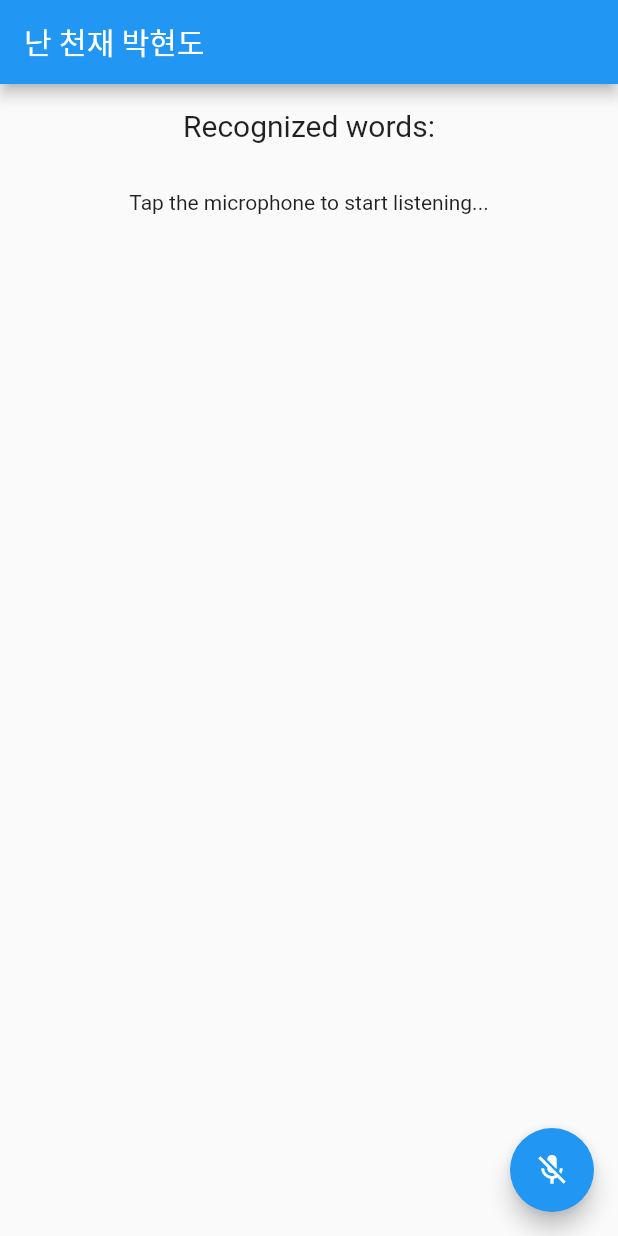
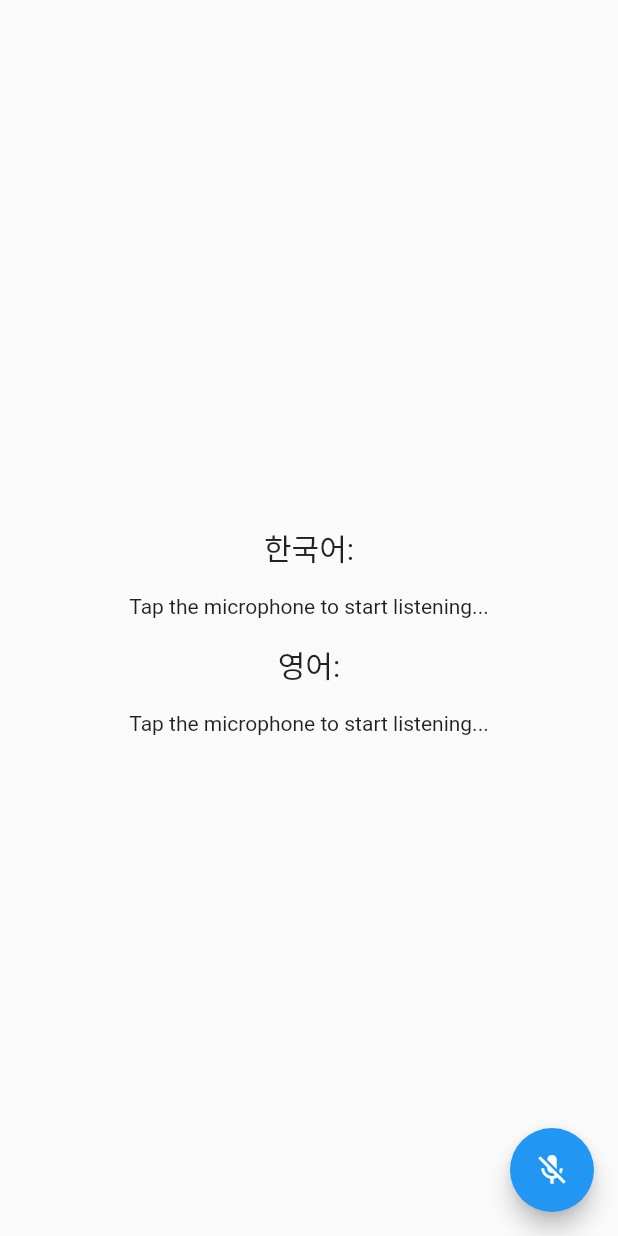
Before and after one commit to GPark8343/translation_app1, a Flutter app: the screen it shows after launch, on a phone screen of 412 x 824 dp. Run offline on Flutter 3.47's test engine with Material 2 defaults, Android fonts, the phone set to English and light mode, and no system bars; our stand-ins replace speech_to_text; missing offline and left inert: translator.

Commit message:
second commit

```diff
--- a/lib/main.dart
+++ b/lib/main.dart
@@ -224,6 +224,8 @@ class _MyHomePageState extends State<MyHomePage> {
   bool _speechAvailable = false;
   String _lastWords = '';
   String _currentWords = '';
+  String _lastWords2 = '';
+  String _currentWords2 = '';
 
   @override
   void initState() {
@@ -232,7 +234,18 @@ class _MyHomePageState extends State<MyHomePage> {
   }
 
   void errorListener(SpeechRecognitionError error) {
+    setState(() {});
+    _startListening();
     debugPrint(error.errorMsg.toString());
+    // showDialog(
+    //     context: context,
+    //     builder: (_) {
+    //       return AlertDialog(
+    //         content: SingleChildScrollView(
+    //           child: Column(children: [Text('에러 발생 다시 시도해주세요.')]),
+    //         ),
+    //       );
+    //     });
   }
 
   void statusListener(String status) async {
@@ -241,6 +254,8 @@ class _MyHomePageState extends State<MyHomePage> {
       setState(() {
         _lastWords += " $_currentWords";
         _currentWords = "";
+        _lastWords2 += " $_currentWords2";
+        _currentWords2 = "";
         _speechEnabled = false;
       });
       await _startListening();
@@ -258,7 +273,7 @@ class _MyHomePageState extends State<MyHomePage> {
   Future _startListening() async {
     debugPrint("=================================================");
     await _stopListening();
-    await Future.delayed(const Duration(milliseconds: 50));
+    // await Future.delayed(const Duration(milliseconds: 5));
     await _speechToText.listen(
         localeId: _selectedLocaleId,
         onResult: _onSpeechResult,
@@ -288,6 +303,7 @@ class _MyHomePageState extends State<MyHomePage> {
     var translatedText = await translateText(text, 'ko');
     setState(() {
       _currentWords = translatedText;
+      _currentWords2 = text;
     });
   }
 
@@ -320,33 +336,48 @@ class _MyHomePageState extends State<MyHomePage> {
   @override
   Widget build(BuildContext context) {
     return Scaffold(
-      appBar: AppBar(
-        title: const Text('난 천재 박현도'),
-      ),
-      body: Center(
+      body: SafeArea(
+        child: Center(
+          child: SingleChildScrollView(
             child: Column(
-          mainAxisAlignment: MainAxisAlignment.center,
-          children: <Widget>[
+              children: [
                 Container(
                   padding: const EdgeInsets.all(16),
                   child: const Text(
-                'Recognized words:',
+                    '한국어:',
                     style: TextStyle(fontSize: 20.0),
                   ),
                 ),
-            Expanded(
-              child: Container(
-                padding: const EdgeInsets.all(16),
-                child: Text(
+
+                      Text(
                         _lastWords.isNotEmpty
-                      ? '$_lastWords $_currentWords'
+                            ? '$_lastWords \n$_currentWords \n'
                             : _speechAvailable
                                 ? 'Tap the microphone to start listening...'
                                 : 'Speech not available',
                       ),
+
+
+
+                      Container(
+                        padding: const EdgeInsets.all(16),
+                        child: const Text(
+                          '영어:',
+                          style: TextStyle(fontSize: 20.0),
                         ),
                       ),
+
+                          Text(
+                            _lastWords2.isNotEmpty
+                                ? '$_lastWords2 \n$_currentWords2 \n'
+                                : _speechAvailable
+                                    ? 'Tap the microphone to start listening...'
+                                    : 'Speech not available',
+
+                ),
               ],
+            ),
+          ),
         ),
       ),
       floatingActionButton: FloatingActionButton(
```
Lines whose indentation alone changed are shown as unchanged.
